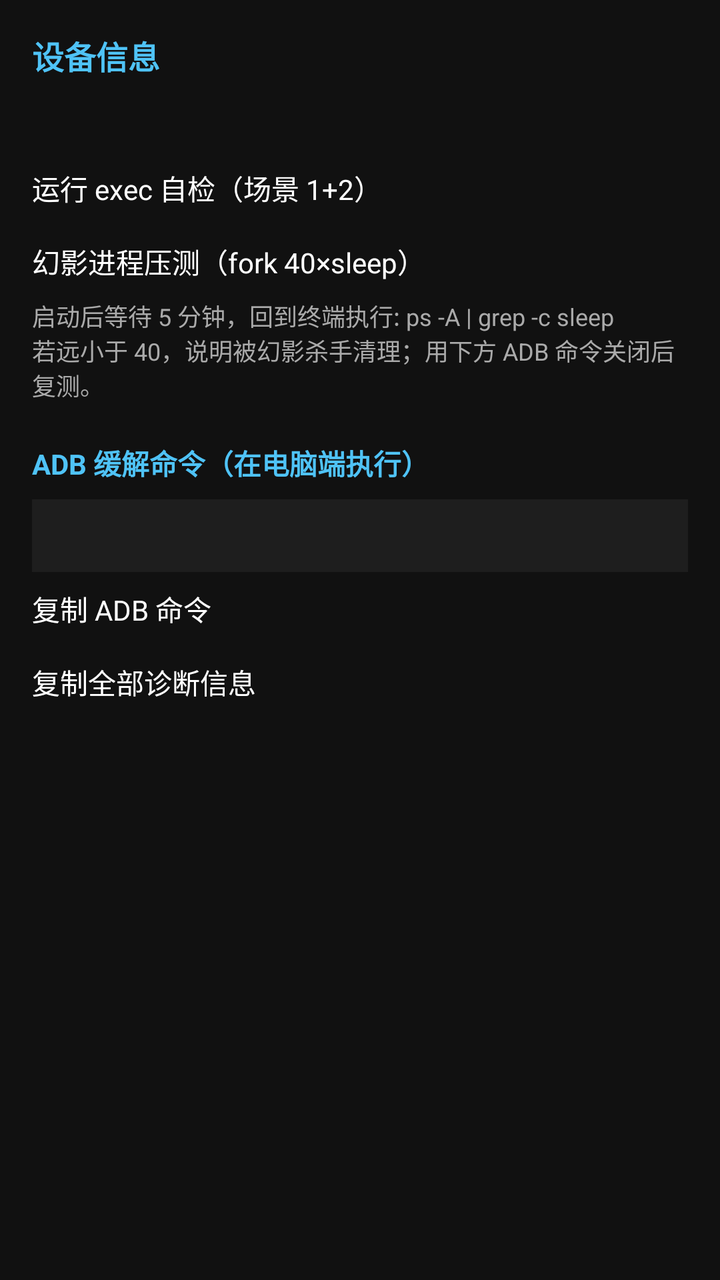
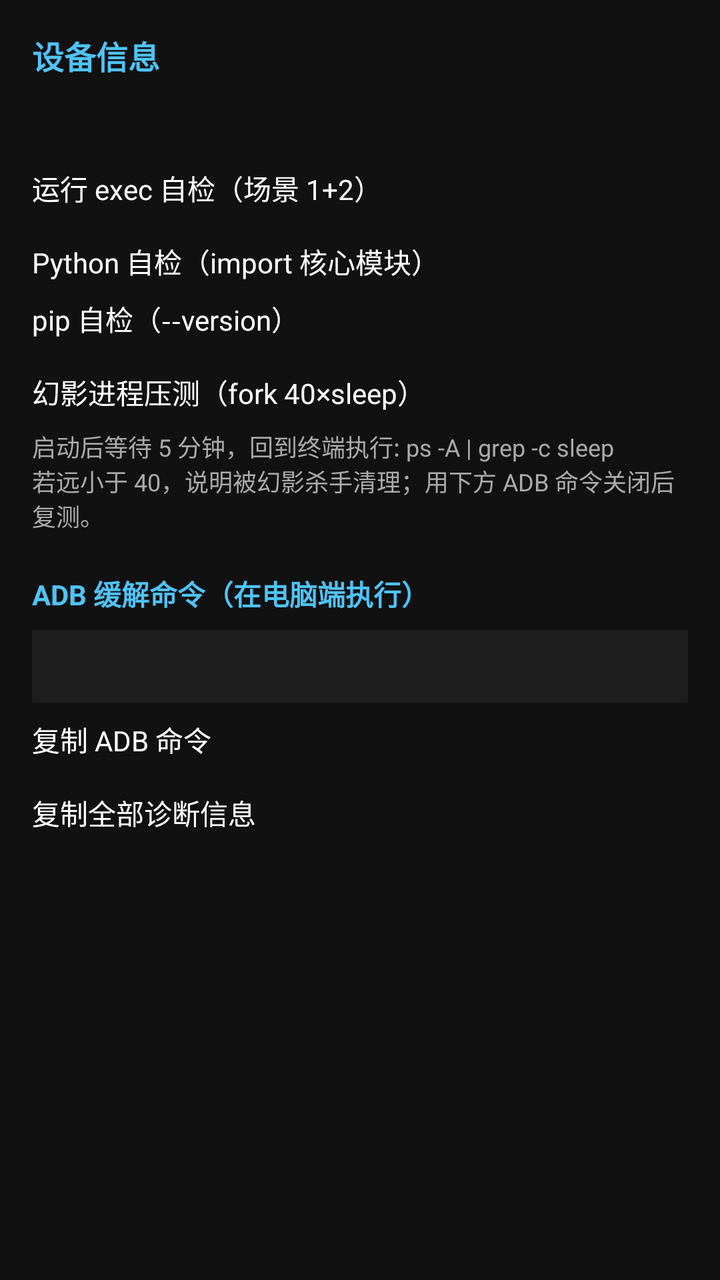

The first picture is an Android layout as it rendered before a commit; the second is the same layout after the commit. The layout source and the unified diff follow.
<!-- AndroidManifest.xml: application theme Theme.AndroLinux -->
<!-- res/layout/activity_settings.xml -->
<?xml version="1.0" encoding="utf-8"?>
<ScrollView xmlns:android="http://schemas.android.com/apk/res/android"
    android:layout_width="match_parent"
    android:layout_height="match_parent"
    android:background="#111111">

    <LinearLayout
        android:layout_width="match_parent"
        android:layout_height="wrap_content"
        android:orientation="vertical"
        android:padding="16dp">

        <TextView
            android:layout_width="wrap_content"
            android:layout_height="wrap_content"
            android:text="设备信息"
            android:textColor="#4FC3F7"
            android:textSize="16sp"
            android:textStyle="bold" />

        <TextView
            android:id="@+id/device_info"
            android:layout_width="match_parent"
            android:layout_height="wrap_content"
            android:layout_marginTop="8dp"
            android:fontFamily="monospace"
            android:textColor="#DDDDDD"
            android:textSize="12sp"
            android:textIsSelectable="true" />

        <Button
            android:id="@+id/btn_exec_test"
            android:layout_width="match_parent"
            android:layout_height="wrap_content"
            android:layout_marginTop="20dp"
            android:text="运行 exec 自检（场景 1+2）" />

        <TextView
            android:id="@+id/exec_test_output"
            android:layout_width="match_parent"
            android:layout_height="wrap_content"
            android:layout_marginTop="8dp"
            android:background="#1E1E1E"
            android:fontFamily="monospace"
            android:padding="10dp"
            android:textColor="#A5D6A7"
            android:textSize="12sp"
            android:textIsSelectable="true"
            android:visibility="gone" />

        <Button
            android:id="@+id/btn_phantom_test"
            android:layout_width="match_parent"
            android:layout_height="wrap_content"
            android:layout_marginTop="16dp"
            android:text="幻影进程压测（fork 40×sleep）" />

        <TextView
            android:id="@+id/phantom_hint"
            android:layout_width="match_parent"
            android:layout_height="wrap_content"
            android:layout_marginTop="8dp"
            android:textColor="#AAAAAA"
            android:textSize="12sp"
            android:text="启动后等待 5 分钟，回到终端执行: ps -A | grep -c sleep&#10;若远小于 40，说明被幻影杀手清理；用下方 ADB 命令关闭后复测。" />

        <TextView
            android:layout_width="wrap_content"
            android:layout_height="wrap_content"
            android:layout_marginTop="20dp"
            android:text="ADB 缓解命令（在电脑端执行）"
            android:textColor="#4FC3F7"
            android:textSize="14sp"
            android:textStyle="bold" />

        <TextView
            android:id="@+id/adb_command"
            android:layout_width="match_parent"
            android:layout_height="wrap_content"
            android:layout_marginTop="8dp"
            android:background="#1E1E1E"
            android:fontFamily="monospace"
            android:padding="10dp"
            android:textColor="#FFCC80"
            android:textSize="12sp"
            android:textIsSelectable="true" />

        <Button
            android:id="@+id/btn_copy_adb"
            android:layout_width="match_parent"
            android:layout_height="wrap_content"
            android:layout_marginTop="8dp"
            android:text="复制 ADB 命令" />

        <Button
            android:id="@+id/btn_copy_diag"
            android:layout_width="match_parent"
            android:layout_height="wrap_content"
            android:layout_marginTop="16dp"
            android:layout_marginBottom="24dp"
            android:text="复制全部诊断信息" />
    </LinearLayout>
</ScrollView>
<!-- resources referenced by this layout -->
<resources>
  <style name="Theme.AndroLinux" parent="@android:style/Theme.Material.NoActionBar">
          <item name="android:windowBackground">@android:color/black</item>
          <item name="android:colorPrimary">#FF37474F</item>
          <item name="android:statusBarColor">@android:color/black</item>
      </style>
</resources>

<!-- the commit's change to res/layout/activity_settings.xml (unified diff, before → after) -->
@@ -47,6 +47,20 @@
             android:textSize="12sp"
             android:textIsSelectable="true"
             android:visibility="gone" />
+
+        <Button
+            android:id="@+id/btn_python_test"
+            android:layout_width="match_parent"
+            android:layout_height="wrap_content"
+            android:layout_marginTop="16dp"
+            android:text="Python 自检（import 核心模块）" />
+
+        <Button
+            android:id="@+id/btn_pip_test"
+            android:layout_width="match_parent"
+            android:layout_height="wrap_content"
+            android:layout_marginTop="8dp"
+            android:text="pip 自检（--version）" />
 
         <Button
             android:id="@+id/btn_phantom_test"
